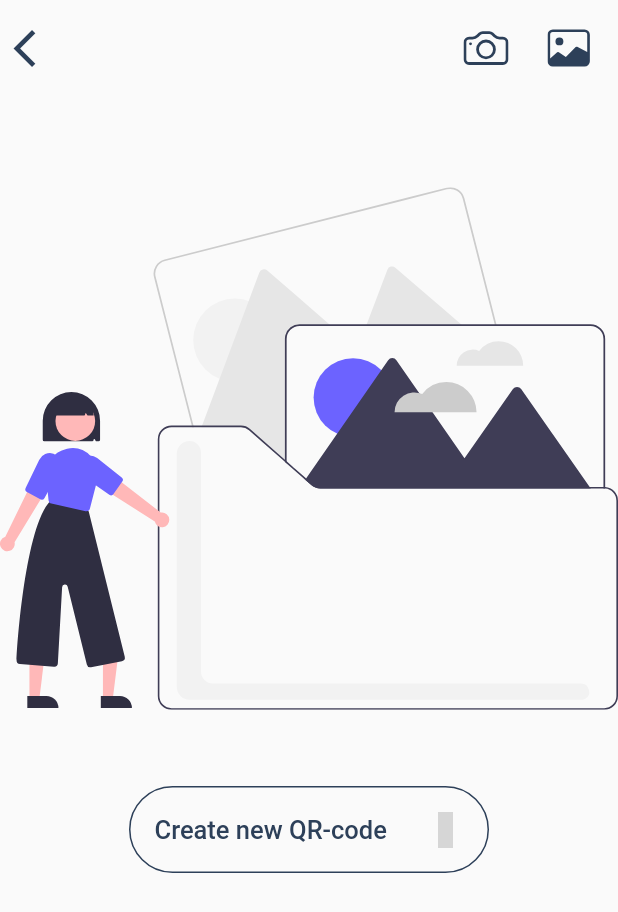
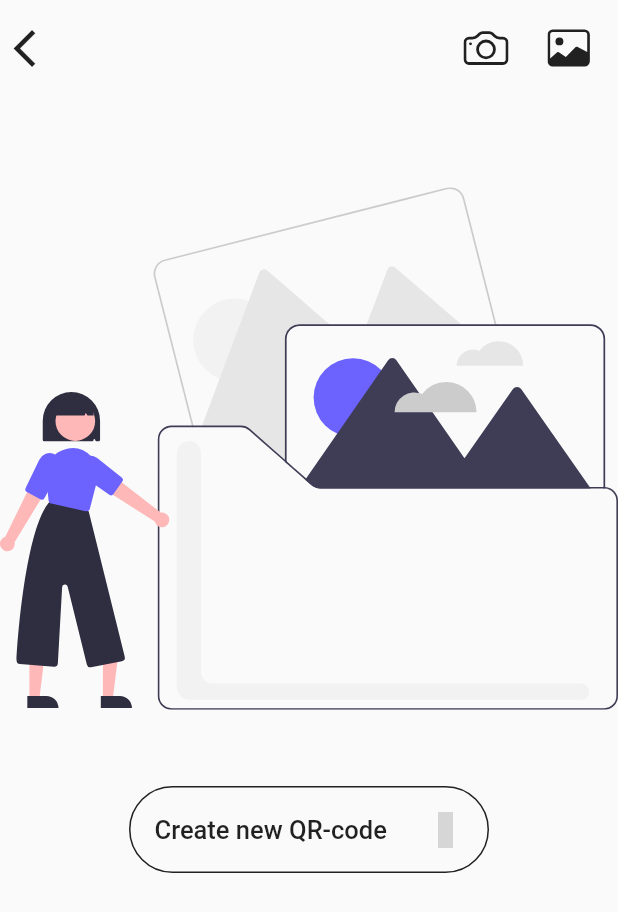
Before and after one commit to adiletcool/hse_physcul, a Flutter app: the screen it shows after launch, scrolled down 80 dp, after a tap on the "menu" icon, after a tap on "QR-code", on a phone screen of 412 x 824 dp. Shown: the top 912 px of the screen. Run offline on Flutter 3.47's test engine with Material 2 defaults, Android fonts, the phone set to English and light mode, and no system bars; our stand-ins replace flutter_markdown, flutter_svg, fluttertoast, image_picker, material_design_icons_flutter, shared_preferences and 2 more; missing offline and left inert: flutter_webview_plugin, syncfusion_flutter_barcodes, syncfusion_localizations; grey boxes are pictures that could not be loaded.

Commit message:
dark theme

```diff
--- a/lib/constants.dart
+++ b/lib/constants.dart
@@ -69,3 +69,9 @@ class MyWebViewScaffold extends StatelessWidget {
     );
   }
 }
+
+extension StringExtension on String {
+  String capitalize() {
+    return "${this[0].toUpperCase()}${this.substring(1)}";
+  }
+}
--- a/lib/main.dart
+++ b/lib/main.dart
@@ -2,30 +2,36 @@ import 'package:flutter/material.dart';
 import 'package:flutter/services.dart';
 import 'package:flutter_svg/svg.dart';
 import 'package:fluttertoast/fluttertoast.dart';
-// import 'package:hse_phsycul/config/config.dart';
 import 'package:hse_phsycul/constants.dart';
 import 'package:hse_phsycul/pages/faq.dart';
 import 'package:hse_phsycul/pages/qr_code_beta_page.dart';
 import 'package:hse_phsycul/pages/qr_code_page.dart';
 import 'package:hse_phsycul/pages/schedule.dart';
 import 'package:hse_phsycul/pages/settings.dart';
+import 'package:hse_phsycul/themes.dart';
 import 'package:material_design_icons_flutter/material_design_icons_flutter.dart';
 import 'package:syncfusion_localizations/syncfusion_localizations.dart';
 import 'HexColor.dart';
 import 'package:url_launcher/url_launcher.dart';
 import 'dart:math';
-// import 'package:syncfusion_flutter_core/core.dart';
+import 'package:theme_provider/theme_provider.dart';
 import 'package:flutter_localizations/flutter_localizations.dart';
 
 void main() {
-  // SyncfusionLicense.registerLicense(sfLicenseKey);
   runApp(MyApp());
 }
 
 class MyApp extends StatelessWidget {
   @override
   Widget build(BuildContext context) {
-    return MaterialApp(
+    return ThemeProvider(
+      themes: myThemes,
+      saveThemesOnChange: true,
+      loadThemeOnInit: true,
+      child: ThemeConsumer(
+        child: Builder(
+          builder: (themeContext) => MaterialApp(
+            theme: ThemeProvider.themeOf(themeContext).data,
             debugShowCheckedModeBanner: false,
             home: MyHomePage(),
             routes: {
@@ -39,6 +45,9 @@ class MyApp extends StatelessWidget {
             localizationsDelegates: [GlobalMaterialLocalizations.delegate, SfGlobalLocalizations.delegate],
             supportedLocales: [const Locale('ru')],
             locale: const Locale('ru'),
+          ),
+        ),
+      ),
     );
   }
 }
@@ -89,14 +98,14 @@ class MySliverAppBar extends StatelessWidget {
       pinned: true,
       stretch: true,
       expandedHeight: 160,
-      backgroundColor: HexColor.fromHex('#efecec'),
+      backgroundColor: Theme.of(context).backgroundColor,
       leading: IconButton(
-        icon: Icon(Icons.menu, color: myDarkColor, size: 30),
+        icon: Icon(Icons.menu, color: Theme.of(context).iconTheme.color, size: 30),
         onPressed: () => _scaffoldKey.currentState.openDrawer(),
       ),
       flexibleSpace: FlexibleSpaceBar(
         stretchModes: [StretchMode.zoomBackground],
-        title: Text('HSE PE', style: TextStyle(color: myDarkColor)),
+        title: Text('HSE PE', style: TextStyle(color: Theme.of(context).textTheme.headline6.color)),
         background: SvgPicture.asset('assets/sport_$_randomValue.svg', fit: BoxFit.fitHeight),
       ),
     );
@@ -121,17 +130,17 @@ class HomeDrawer extends StatelessWidget {
         drawerHeader,
         ListTile(
           title: Text('QR-code', style: TextStyle(fontSize: 18, fontWeight: FontWeight.w500)),
-          leading: Icon(MdiIcons.qrcodeScan, color: myDarkColor, size: 24),
+          leading: Icon(MdiIcons.qrcodeScan, size: 24, color: Theme.of(context).iconTheme.color),
           onTap: () => Navigator.pushNamed(context, 'QRCodePage'),
         ),
         ListTile(
           title: Text('QR-code Beta', style: TextStyle(fontSize: 18, fontWeight: FontWeight.w500)),
-          leading: Icon(MdiIcons.qrcodeScan, color: myDarkColor, size: 24),
+          leading: Icon(MdiIcons.qrcodeScan, size: 24, color: Theme.of(context).iconTheme.color),
           onTap: () => Navigator.pushNamed(context, 'QRCodeBetaPage'),
         ),
         ListTile(
           title: Text('Journal', style: TextStyle(fontSize: 18, fontWeight: FontWeight.w500)),
-          leading: SvgPicture.asset('assets/calendar_check.svg', width: 24, color: myDarkColor),
+          leading: SvgPicture.asset('assets/calendar_check.svg', width: 24, color: Theme.of(context).iconTheme.color),
           onTap: () => Navigator.of(context).push(
             MaterialPageRoute(
               builder: (BuildContext context) => MyWebViewScaffold('Attendance tracking', trackAttendanceUrl),
@@ -140,46 +149,53 @@ class HomeDrawer extends StatelessWidget {
         ),
         ListTile(
           title: Text('Schedule', style: TextStyle(fontSize: 18, fontWeight: FontWeight.w500)),
-          leading: SvgPicture.asset('assets/calendar_days.svg', width: 24, color: myDarkColor),
+          leading: SvgPicture.asset('assets/calendar_days.svg', width: 24, color: Theme.of(context).iconTheme.color),
           onTap: () => Navigator.pushNamed(context, 'SchedulePage'),
         ),
         ListTile(
           title: Text('Train at home', style: TextStyle(fontSize: 18, fontWeight: FontWeight.w500)),
-          leading: SvgPicture.asset('assets/home.svg', width: 24, color: myDarkColor),
+          leading: SvgPicture.asset('assets/home.svg', width: 24, color: Theme.of(context).iconTheme.color),
           onTap: () async => await launch(homeTrainingsUrl),
         ),
         ListTile(
           title: Text('Hike', style: TextStyle(fontSize: 18, fontWeight: FontWeight.w500)),
-          leading: Icon(MdiIcons.hiking, color: myDarkColor, size: 24),
+          leading: Icon(MdiIcons.hiking, size: 24, color: Theme.of(context).iconTheme.color),
           onTap: () {
             Navigator.pop(context);
             Fluttertoast.showToast(msg: 'Not implemented yet');
           },
         ),
-        Divider(color: myDarkColor.withOpacity(.5)),
+        Divider(color: Theme.of(context).textTheme.caption.color),
         ListTile(
           title: Text('Settings', style: TextStyle(fontSize: 18, fontWeight: FontWeight.w500)),
-          leading: SvgPicture.asset('assets/settings.svg', width: 24, color: myDarkColor),
+          leading: SvgPicture.asset('assets/settings.svg', width: 24, color: Theme.of(context).iconTheme.color),
           onTap: () => Navigator.pushNamed(context, 'SettingsPage'),
         ),
         ListTile(
           title: Text('FAQ', style: TextStyle(fontSize: 18, fontWeight: FontWeight.w500)),
-          leading: SvgPicture.asset('assets/faq.svg', width: 24, color: myDarkColor),
+          leading: SvgPicture.asset('assets/faq.svg', width: 24, color: Theme.of(context).iconTheme.color),
           onTap: () => Navigator.pushNamed(context, 'FaqPage'),
+        ),
+        ListTile(
+          leading: SvgPicture.asset(
+            ThemeProvider.themeOf(context).id != 'dark' ? 'assets/brightness_low.svg' : 'assets/brightness_high.svg',
+            width: 28,
+            color: Theme.of(context).iconTheme.color,
+          ),
+          title: Text('Dark', style: TextStyle(fontSize: 18, fontWeight: FontWeight.w500)),
+          trailing: Switch(
+            value: ThemeProvider.themeOf(context).id == 'dark',
+            onChanged: (bool value) => ThemeProvider.controllerOf(context).nextTheme(),
+          ),
         ),
       ],
     );
 
-    return Theme(
-      data: Theme.of(context).copyWith(
-        canvasColor: HexColor.fromHex('#f5f7f9'),
-      ),
-      child: Container(
+    return Container(
       width: 260,
       child: Drawer(
         child: drawerItems,
       ),
-      ),
     );
   }
 }
--- a/lib/pages/faq.dart
+++ b/lib/pages/faq.dart
@@ -51,7 +51,6 @@ class FaqMarkDown extends StatelessWidget {
         child: Scaffold(
           appBar: AppBar(
             title: Text('FAQ'),
-            backgroundColor: myDarkColor,
             leading: IconButton(
               icon: Icon(Icons.arrow_back_ios, color: HexColor.fromHex('#f5f7f9')),
               onPressed: () => Navigator.pushNamed(context, 'HomePage'),
@@ -78,11 +77,11 @@ class FaqMarkDown extends StatelessWidget {
                           String docUrl = scheduleDocuments[index]['url'];
 
                           return ListTile(
-                            leading: Icon(MdiIcons.fileDocumentOutline, color: myDarkColor, size: 30),
+                            leading: Icon(MdiIcons.fileDocumentOutline, color: Theme.of(context).iconTheme.color, size: 30),
                             title: Text(
                               docTitle,
                               maxLines: 3,
-                              style: TextStyle(fontSize: 14, color: myDarkColor),
+                              style: TextStyle(fontSize: 14),
                               overflow: TextOverflow.ellipsis,
                             ),
                             subtitle: Text(docDate),
--- a/lib/pages/qr_code_page.dart
+++ b/lib/pages/qr_code_page.dart
@@ -39,18 +39,18 @@ class _QRCodePageState extends State<QRCodePage> {
               Row(
                 children: [
                   IconButton(
-                    icon: Icon(Icons.arrow_back_ios, color: myDarkColor, size: 30),
+                    icon: Icon(Icons.arrow_back_ios, size: 30),
                     onPressed: () => Navigator.pushNamed(context, 'HomePage'),
                   ),
                   Spacer(),
                   ButtonBar(
                     children: [
                       IconButton(
-                        icon: SvgPicture.asset('assets/camera.svg', width: 30, color: myDarkColor),
+                        icon: SvgPicture.asset('assets/camera.svg', width: 30, color: Theme.of(context).iconTheme.color),
                         onPressed: () async => await _pickImageFromCamera(),
                       ),
                       IconButton(
-                        icon: SvgPicture.asset('assets/album.svg', width: 30, color: myDarkColor),
+                        icon: SvgPicture.asset('assets/album.svg', width: 30, color: Theme.of(context).iconTheme.color),
                         onPressed: () async => await _pickImageFromGallery(),
                       ),
                     ],
@@ -67,21 +67,14 @@ class _QRCodePageState extends State<QRCodePage> {
                 child: Container(
                   width: 240,
                   decoration: BoxDecoration(
-                    border: Border.all(color: myDarkColor),
+                    border: Border.all(color: Theme.of(context).iconTheme.color),
                     borderRadius: BorderRadius.circular(35),
                   ),
                   child: ListTile(
-                    title: Text('Create new QR-code',
-                        style: TextStyle(
-                          fontSize: 17,
-                          fontWeight: FontWeight.w500,
-                          color: myDarkColor,
-                        )),
-                    trailing: Icon(MdiIcons.qrcodePlus, color: myDarkColor),
+                    title: Text('Create new QR-code', style: TextStyle(fontSize: 17, fontWeight: FontWeight.w500)),
+                    trailing: Icon(MdiIcons.qrcodePlus, color: Theme.of(context).iconTheme.color),
                     onTap: () {
-                      Fluttertoast.showToast(
-                        msg: 'Do not forget to take a screenshot.',
-                      );
+                      Fluttertoast.showToast(msg: 'Do not forget to take a screenshot.');
                       Navigator.of(context).push(
                         MaterialPageRoute(
                           builder: (BuildContext context) => MyWebViewScaffold('Create QR-code', createQRCodeUrl),
--- /dev/null
+++ b/lib/themes.dart
@@ -0,0 +1,18 @@
+import 'package:flutter/material.dart';
+import 'package:hse_phsycul/HexColor.dart';
+import 'package:theme_provider/theme_provider.dart';
+
+List<AppTheme> myThemes = [
+  AppTheme.light().copyWith(
+    id: 'light',
+    data: ThemeData.light().copyWith(
+      backgroundColor: HexColor.fromHex('#efecec'),
+      appBarTheme: AppBarTheme(color: HexColor.fromHex('#2d767f')),
+    ),
+  ),
+  AppTheme.dark().copyWith(
+      id: 'dark',
+      data: ThemeData.dark().copyWith(
+        appBarTheme: AppBarTheme(color: Colors.black54),
+      )),
+];
--- a/pubspec.yaml
+++ b/pubspec.yaml
@@ -32,6 +32,7 @@ dependencies:
   syncfusion_flutter_calendar: ^18.2.59
   syncfusion_localizations: ^18.3.35
   syncfusion_flutter_barcodes: ^18.3.35
+  theme_provider: ^0.4.0+1
   flutter:
     sdk: flutter
   flutter_localizations:
```
Also changed, not shown: lib/pages/qr_code_beta_page.dart (+9 -5 lines), lib/pages/schedule.dart (+10 -12 lines), lib/pages/settings.dart (+29 -21 lines), pubspec.lock. Lines whose indentation alone changed are shown as unchanged.
